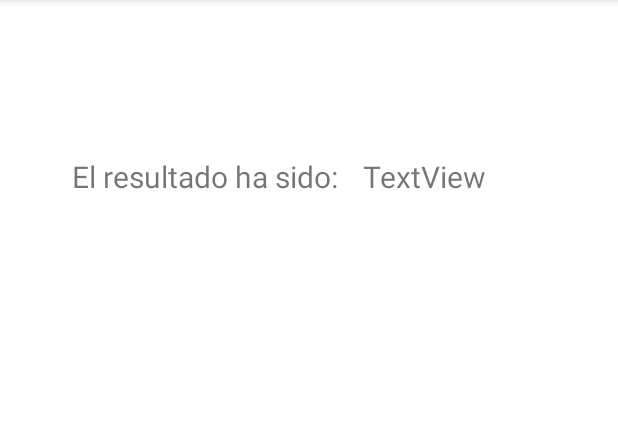
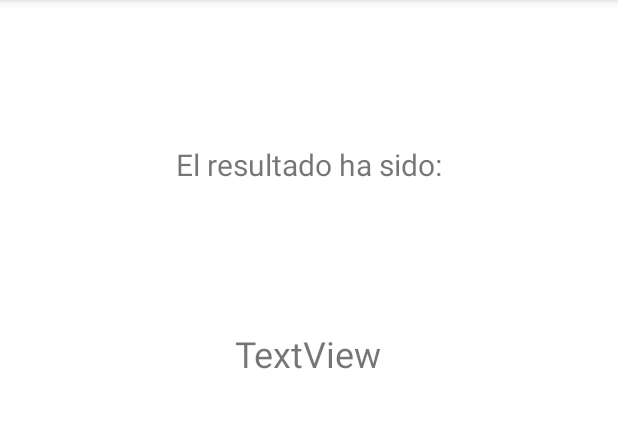
Before and after one commit to lord-47/AppLAB, an Android app: the Resultado screen opened directly, with no data from a screen before it, on a phone screen of 412 x 824 dp, the part 84-512 px from its top. Run offline under Robolectric (Android 15) with nearby library versions, the phone set to English and light mode, and no system bars; 2 statements that could not run were skipped.

Commit message:
Fallo resultado

```diff
--- a/app/src/main/java/com/example/intents/Resultado.java
+++ b/app/src/main/java/com/example/intents/Resultado.java
@@ -9,16 +9,14 @@ import android.widget.TextView;
 
 public class Resultado extends AppCompatActivity {
 
+    int contador;
+    TextView result = (TextView) findViewById(R.id.result);
+
     @Override
     protected void onCreate(Bundle savedInstanceState) {
         super.onCreate(savedInstanceState);
         setContentView(R.layout.activity_rwsultado);
         contador= getIntent().getIntExtra("puntuacion",0);
-
-    }
-
-    public void showResult (View view){
-        TextView result = (TextView) findViewById(R.id.result);
         result.setText(String.valueOf(contador));
     }
 }
--- a/app/src/main/res/layout/activity_p5.xml
+++ b/app/src/main/res/layout/activity_p5.xml
@@ -44,7 +44,7 @@
         android:layout_marginStart="252dp"
         android:layout_marginBottom="40dp"
         android:onClick="Siguiente"
-        android:text="Siguiente pregunta"
+        android:text="Siguiente"
         app:layout_constraintBottom_toBottomOf="parent"
         app:layout_constraintStart_toStartOf="parent" />
 
--- a/app/src/main/res/layout/activity_rwsultado.xml
+++ b/app/src/main/res/layout/activity_rwsultado.xml
@@ -10,10 +10,10 @@
         android:id="@+id/textView"
         android:layout_width="wrap_content"
         android:layout_height="wrap_content"
-        android:layout_marginStart="48dp"
-        android:layout_marginTop="104dp"
+        android:layout_marginTop="96dp"
         android:text="El resultado ha sido:"
         android:textSize="20sp"
+        app:layout_constraintEnd_toEndOf="parent"
         app:layout_constraintStart_toStartOf="parent"
         app:layout_constraintTop_toTopOf="parent" />
 
@@ -21,12 +21,12 @@
         android:id="@+id/result"
         android:layout_width="wrap_content"
         android:layout_height="wrap_content"
-        android:layout_marginTop="104dp"
+        android:layout_marginTop="96dp"
         android:text="TextView"
-        android:textSize="20sp"
+        android:textSize="24sp"
         app:layout_constraintEnd_toEndOf="parent"
-        app:layout_constraintHorizontal_bias="0.16"
-        app:layout_constraintStart_toEndOf="@+id/textView"
-        app:layout_constraintTop_toTopOf="parent" />
+        app:layout_constraintHorizontal_bias="0.498"
+        app:layout_constraintStart_toStartOf="parent"
+        app:layout_constraintTop_toBottomOf="@+id/textView" />
 
 </androidx.constraintlayout.widget.ConstraintLayout>
```
